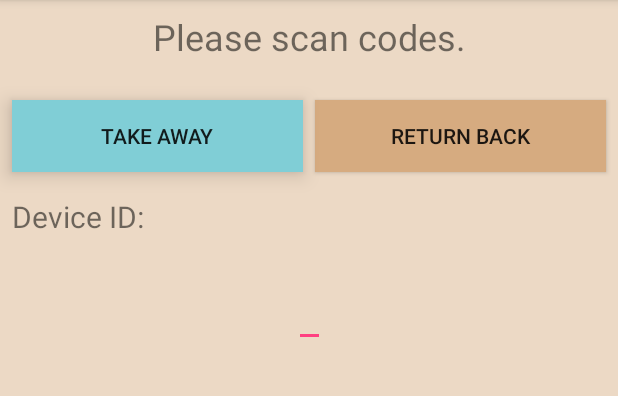
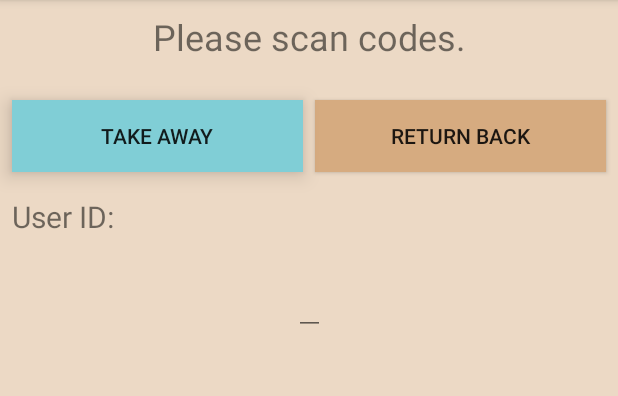
Before and after one commit to dogwood008/skolinti, an Android app: the screen it shows after launch (MainActivity), after a tap on "RETURN BACK", on a phone screen of 412 x 824 dp, the part 84-480 px from its top. Run offline under Robolectric (Android 15) with nearby library versions, the phone set to English and light mode, and no system bars; our stand-ins replace RxJava, data binding; libraries missing offline, so code that uses them is left out: com.daimajia.numberprogressbar, com.github.kittinunf.fuel, com.github.kittinunf.result, io.reactivex.internal, java.lang; plain views replace NumberProgressBar; 1 statement that could not run was skipped; 1 other tap on this screen came first.

Commit message:
:+1: add state

```diff
--- a/app/src/main/java/com/dogwood008/kotlinrxsample/CalcViewModel.kt
+++ b/app/src/main/java/com/dogwood008/kotlinrxsample/CalcViewModel.kt
@@ -32,7 +32,7 @@ class CalcViewModel : BaseObservable() {
         }
 
     @Bindable
-    var subDisplay = ObservableField<String>("")
+    var subMessage = ObservableField<String>("")
 
     @Bindable
     val message = ObservableField<String>("Message")
--- a/app/src/main/java/com/dogwood008/kotlinrxsample/MainActivity.kt
+++ b/app/src/main/java/com/dogwood008/kotlinrxsample/MainActivity.kt
@@ -1,11 +1,9 @@
 package com.dogwood008.kotlinrxsample
 
 import android.content.Intent
-import android.content.res.Resources
 import android.databinding.DataBindingUtil
 import android.os.Bundle
 import android.support.v4.app.Fragment
-import android.support.v4.content.res.ResourcesCompat.getDrawable
 import android.support.v7.app.AppCompatActivity
 import android.util.Log
 import android.view.KeyEvent
@@ -19,6 +17,7 @@ import com.github.kittinunf.result.Result
 import com.squareup.moshi.Moshi
 import io.reactivex.android.schedulers.AndroidSchedulers
 import io.reactivex.internal.operators.observable.ObservableJust
+import io.reactivex.subjects.PublishSubject
 import java.util.concurrent.TimeUnit
 
 
@@ -26,6 +25,8 @@ class MainActivity : AppCompatActivity() {
     companion object {
         private val TAG = MainActivity::class.java.simpleName
     }
+
+    val onKeyDownEventSubject = PublishSubject.create<KeyEvent>()
 
     override fun onCreate(savedInstanceState: Bundle?) {
         super.onCreate(savedInstanceState)
@@ -36,6 +37,15 @@ class MainActivity : AppCompatActivity() {
                     .add(R.id.container, HomeFragment())
                     .commit()
         }
+    }
+
+    override fun dispatchKeyEvent(event: KeyEvent?): Boolean {
+        if (event?.action != KeyEvent.ACTION_DOWN) {
+            return super.dispatchKeyEvent(event)
+        }
+
+        onKeyDownEventSubject.onNext(event)
+        return super.dispatchKeyEvent(event)
     }
 
     class HomeFragment : Fragment() {
@@ -56,7 +66,8 @@ class MainActivity : AppCompatActivity() {
         override fun onCreateView(inflater: LayoutInflater, container: ViewGroup?, savedInstanceState: Bundle?): View? {
             binding = DataBindingUtil.inflate(inflater, R.layout.home_fragment, container, false)
             binding.viewModel = CalcViewModel()
-            binding.viewModel!!.message.set(getString(R.string.prompt_select_type))
+            //binding.viewModel!!.message.set(getString(R.string.prompt_select_type))
+            StatesBase.WelcomeStates(context!!, binding).call()
             setEvents()
             val view = binding.root
             view.setOnKeyListener { _view, _keyCode, event -> dispatchKeyEvent(event) }
@@ -65,6 +76,7 @@ class MainActivity : AppCompatActivity() {
         }
 
         private fun setEvents() {
+            (activity as MainActivity).onKeyDownEventSubject.doOnNext { dispatchKeyEvent(it) }.subscribe()
             binding.viewModel!!.tenKeySubject
                     .doOnNext {
                         val prevValue = binding.viewModel!!.display
@@ -100,18 +112,10 @@ class MainActivity : AppCompatActivity() {
                     }
                     .subscribe()
             binding.viewModel!!.takeAwaySubject
-                    .doOnNext { binding.root.background = getDrawable(resources, R.color.takeAwayBg, null) }
-                    .doOnNext { binding.takeAwayButton.elevation = 0f }
-                    .doOnNext { binding.returnBackButton.elevation = convertDpToPixel(8f) }
-                    .doOnNext { binding.viewModel!!.message.set(getString(R.string.prompt_scan)) }
-                    .doOnNext { binding.viewModel!!.subDisplay.set(getString(R.string.sub_display_device_id)) }
+                    .doOnNext { StatesBase.TakeAwayStates(context!!, binding).call() }
                     .subscribe()
             binding.viewModel!!.returnBackSubject
-                    .doOnNext { binding.root.background = getDrawable(resources, R.color.returnBackBg, null) }
-                    .doOnNext { binding.returnBackButton.elevation = 0f }
-                    .doOnNext { binding.takeAwayButton.elevation = convertDpToPixel(8f) }
-                    .doOnNext { binding.viewModel!!.message.set(getString(R.string.prompt_scan)) }
-                    .doOnNext { binding.viewModel!!.subDisplay.set(getString(R.string.sub_display_device_id)) }
+                    .doOnNext { StatesBase.ReturnBackStates(context!!, binding).call() }
                     .subscribe()
         }
 
@@ -211,10 +215,5 @@ class MainActivity : AppCompatActivity() {
             binding.viewModel!!.history.set(list)
         }
 
-        fun convertDpToPixel(dp: Float): Float {
-            val metrics = Resources.getSystem().displayMetrics
-            val px = dp * (metrics.densityDpi / 160f)
-            return Math.round(px).toFloat()
-        }
     }
 }
--- /dev/null
+++ b/app/src/main/java/com/dogwood008/kotlinrxsample/States.kt
@@ -0,0 +1,95 @@
+package com.dogwood008.kotlinrxsample
+
+import android.content.Context
+import android.content.res.Resources
+import android.support.v4.content.res.ResourcesCompat
+import android.view.View
+import com.dogwood008.kotlinrxsample.databinding.HomeFragmentBinding
+
+abstract class StatesBase(context: Context, binding: HomeFragmentBinding) {
+    protected val context = context
+    protected val binding = binding
+
+    var mainMessage: String
+        set(value) {
+            binding.viewModel!!.message.set(value)
+        }
+        get() = binding.viewModel!!.message.get()!!
+
+    var subMessage: String
+        set(value) {
+            binding.viewModel!!.subMessage.set(value)
+        }
+        get() = binding.viewModel!!.subMessage.get()!!
+
+    var bgColor: Int = 0
+        set(value) {
+            binding.root.background = ResourcesCompat.getDrawable(
+                    context.resources, value, null)
+        }
+
+    var takeAwayButtonElevation: Int
+        set(value) {
+            binding.takeAwayButton.elevation = convertDpToPixel(value.toFloat())
+        }
+        get() = binding.takeAwayButton.elevation.toInt()
+
+    var returnBackButtonElevation: Int
+        set(value) {
+            binding.returnBackButton.elevation = convertDpToPixel(value.toFloat())
+        }
+        get() = binding.returnBackButton.elevation.toInt()
+
+    protected fun takeAwayMode() {
+        takeAwayButtonElevation = 0
+        returnBackButtonElevation = 8
+        mainMessage = context.getString(R.string.prompt_scan)
+        subMessage = context.getString(R.string.sub_message_user_id)
+        binding.root.background = context.resources.getDrawable(R.color.takeAwayBg, null)
+    }
+
+    protected fun returnBackMode() {
+        takeAwayButtonElevation = 8
+        returnBackButtonElevation = 0
+        mainMessage = context.getString(R.string.prompt_scan)
+        subMessage = context.getString(R.string.sub_message_user_id)
+        binding.root.background = context.resources.getDrawable(R.color.returnBackBg, null)
+    }
+
+    protected abstract fun call()
+
+    private fun convertDpToPixel(dp: Float): Float {
+        val metrics = Resources.getSystem().displayMetrics
+        val px = dp * (metrics.densityDpi / 160f)
+        return Math.round(px).toFloat()
+    }
+
+    class WelcomeStates(context: Context, binding: HomeFragmentBinding) : StatesBase(context, binding) {
+        public override fun call() {
+            mainMessage = context.getString(R.string.prompt_select_type)
+            binding.subMessageTextView.visibility = View.GONE
+            binding.displayTextView.visibility = View.GONE
+        }
+    }
+
+    class TakeAwayStates(context: Context, binding: HomeFragmentBinding) : StatesBase(context, binding) {
+        public override fun call() {
+            mainMessage = context.getString(R.string.prompt_scan)
+            binding.subMessageTextView.visibility = View.VISIBLE
+            subMessage = context.getString(R.string.sub_message_user_id)
+            binding.displayTextView.visibility = View.VISIBLE
+            takeAwayMode()
+        }
+    }
+
+    class ReturnBackStates(context: Context, binding: HomeFragmentBinding) : StatesBase(context, binding) {
+        public override fun call() {
+            mainMessage = context.getString(R.string.prompt_scan)
+            binding.subMessageTextView.visibility = View.VISIBLE
+            subMessage = context.getString(R.string.sub_message_user_id)
+            binding.displayTextView.visibility = View.VISIBLE
+            returnBackMode()
+        }
+    }
+
+}
--- a/app/src/main/res/layout/home_fragment.xml
+++ b/app/src/main/res/layout/home_fragment.xml
@@ -73,12 +73,12 @@
             app:layout_constraintTop_toBottomOf="@+id/number_progress_bar" />
 
         <TextView
-            android:id="@+id/subDisplayTextView"
+            android:id="@+id/subMessageTextView"
             android:layout_width="wrap_content"
             android:layout_height="31dp"
             android:layout_marginStart="8dp"
             android:layout_marginTop="16dp"
-            android:text="@{viewModel.subDisplay}"
+            android:text="@{viewModel.subMessage}"
             android:textSize="20sp"
             app:layout_constraintStart_toStartOf="parent"
             app:layout_constraintTop_toBottomOf="@+id/takeAwayButton" />
@@ -88,7 +88,6 @@
             android:layout_width="wrap_content"
             android:layout_height="wrap_content"
             android:layout_marginStart="8dp"
-            android:layout_marginTop="8dp"
             android:layout_marginEnd="8dp"
             android:inputType="numberDecimal"
             android:maxLength="15"
@@ -96,7 +95,7 @@
             android:textSize="30sp"
             app:layout_constraintEnd_toEndOf="parent"
             app:layout_constraintStart_toStartOf="parent"
-            app:layout_constraintTop_toBottomOf="@+id/subDisplayTextView" />
+            app:layout_constraintTop_toBottomOf="@+id/subMessageTextView" />
 
         <TextView
             android:id="@+id/historyTextView"
--- a/app/src/main/res/values/strings.xml
+++ b/app/src/main/res/values/strings.xml
@@ -80,6 +80,6 @@
     <string name="take_away_button">Take Away</string>
     <string name="return_back_button">Return Back</string>
 
-    <string name="sub_display_user_id">User ID:</string>
-    <string name="sub_display_device_id">Device ID:</string>
+    <string name="sub_message_user_id">User ID:</string>
+    <string name="sub_message_device_id">Device ID:</string>
 </resources>
```
